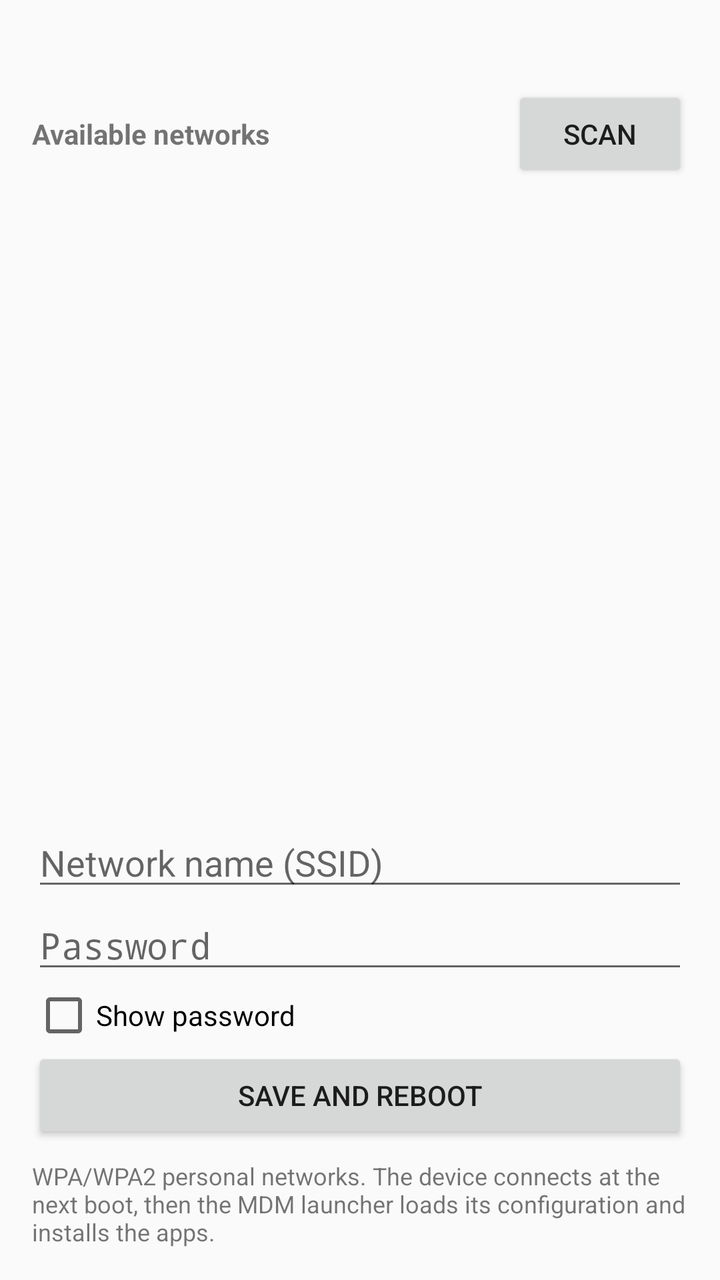
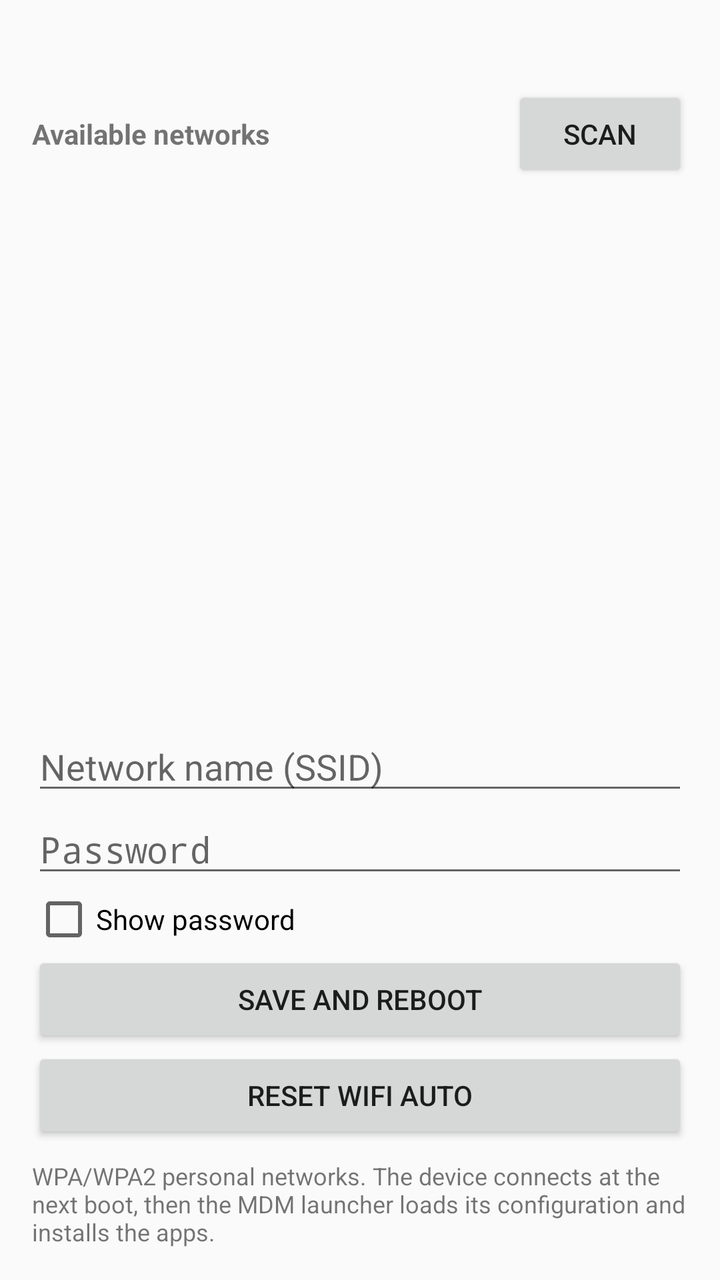

Two renders of the same Android screen: before a commit and after it. Below are the layout's source before the change and the commit's diff.
<!-- AndroidManifest.xml: application theme Theme.AppCompat.DayNight -->
<!-- res/layout/activity_wifi.xml -->
<?xml version="1.0" encoding="utf-8"?>
<LinearLayout xmlns:android="http://schemas.android.com/apk/res/android"
    android:layout_width="match_parent"
    android:layout_height="match_parent"
    android:orientation="vertical"
    android:padding="16dp">

    <TextView
        android:id="@+id/wifiStatus"
        android:layout_width="match_parent"
        android:layout_height="wrap_content"
        android:paddingBottom="8dp" />

    <LinearLayout
        android:layout_width="match_parent"
        android:layout_height="wrap_content"
        android:gravity="center_vertical"
        android:orientation="horizontal">

        <TextView
            android:id="@+id/wifiScanStatus"
            android:layout_width="0dp"
            android:layout_height="wrap_content"
            android:layout_weight="1"
            android:text="Available networks"
            android:textStyle="bold" />

        <Button
            android:id="@+id/wifiScanButton"
            android:layout_width="wrap_content"
            android:layout_height="wrap_content"
            android:text="Scan" />
    </LinearLayout>

    
    <ListView
        android:id="@+id/wifiList"
        android:layout_width="match_parent"
        android:layout_height="0dp"
        android:layout_weight="1"
        android:choiceMode="singleChoice" />

    <EditText
        android:id="@+id/wifiSsid"
        android:layout_width="match_parent"
        android:layout_height="wrap_content"
        android:hint="Network name (SSID)"
        android:inputType="text|textNoSuggestions"
        android:importantForAutofill="no" />

    <EditText
        android:id="@+id/wifiPassword"
        android:layout_width="match_parent"
        android:layout_height="wrap_content"
        android:hint="Password"
        android:inputType="textPassword"
        android:importantForAutofill="no" />

    <CheckBox
        android:id="@+id/wifiShowPassword"
        android:layout_width="match_parent"
        android:layout_height="wrap_content"
        android:text="Show password" />

    <Button
        android:id="@+id/wifiSaveButton"
        android:layout_width="match_parent"
        android:layout_height="wrap_content"
        android:text="Save and reboot" />

    <ProgressBar
        android:id="@+id/wifiProgress"
        style="?android:attr/progressBarStyleHorizontal"
        android:layout_width="match_parent"
        android:layout_height="wrap_content"
        android:indeterminate="true"
        android:visibility="gone" />

    <TextView
        android:layout_width="match_parent"
        android:layout_height="wrap_content"
        android:paddingTop="8dp"
        android:textSize="12sp"
        android:text="WPA/WPA2 personal networks. The device connects at the next boot, then the MDM launcher loads its configuration and installs the apps." />

</LinearLayout>
<!-- resources referenced by this layout -->
<resources>

</resources>

<!-- the commit's change to res/layout/activity_wifi.xml (unified diff, before → after) -->
@@ -68,6 +68,13 @@
         android:layout_height="wrap_content"
         android:text="Save and reboot" />
 
+    
+    <Button
+        android:id="@+id/wifiResetButton"
+        android:layout_width="match_parent"
+        android:layout_height="wrap_content"
+        android:text="Reset WiFi auto" />
+
     <ProgressBar
         android:id="@+id/wifiProgress"
         style="?android:attr/progressBarStyleHorizontal"
